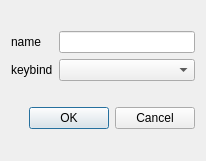
Above: bannotator/ui/add_behavior_dialog.ui from hsingchien/Bannotator before the change. Below: the same form after it.
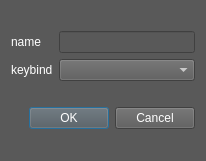
That is the form after the change.

```diff
--- a/bannotator/ui/add_behavior_dialog.ui
+++ b/bannotator/ui/add_behavior_dialog.ui
@@ -13,6 +13,9 @@
   <property name="windowTitle">
    <string>Add behavior</string>
   </property>
+  <property name="styleSheet">
+   <string notr="true">QWidget { background-color: rgb(89, 89, 89); color: white }</string>
+  </property>
   <layout class="QVBoxLayout" name="verticalLayout">
    <item>
     <layout class="QGridLayout" name="gridLayout">
```
